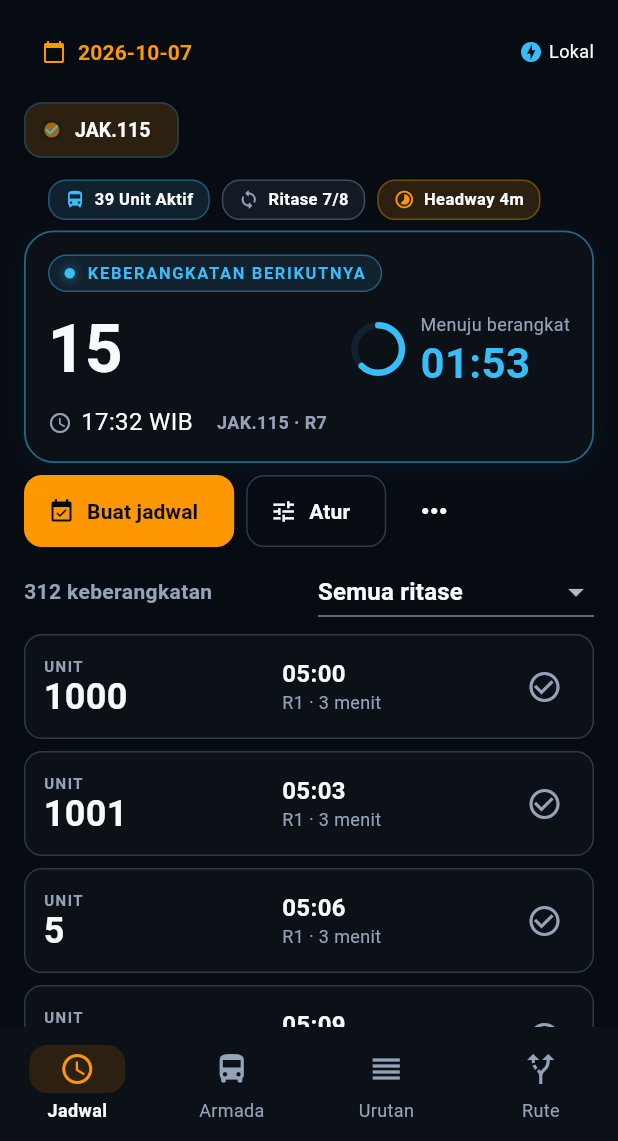
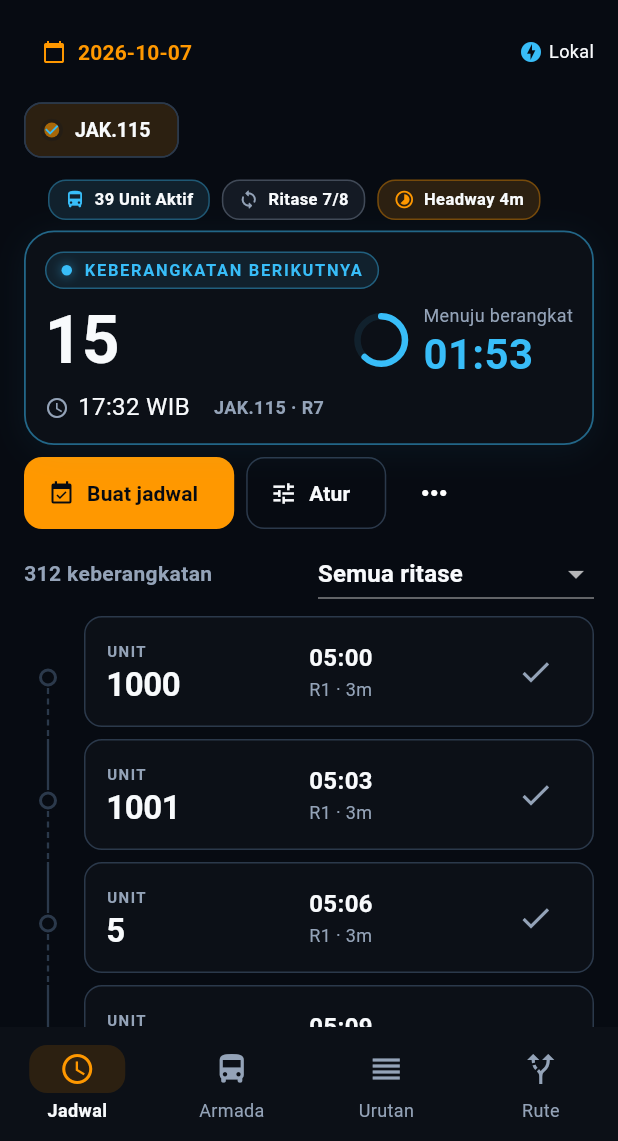
Before and after one commit to biiCode37/hedge-cross, a Flutter app: the screen it shows after launch, on a phone screen of 412 x 824 dp, the part 95-1236 px from its top. Run offline on Flutter 3.47's test engine with Material 3 defaults, Android fonts, the phone set to English and light mode, and no system bars; our stand-ins replace drift, file_picker, flutter_local_notifications, flutter_riverpod, pdf, share_plus and 2 more; missing offline and left inert: excel; accounts and stored records are empty.

Commit message:
refactor(ui): compact DepartureFocusPanel padding and delegate ScheduleDepartureTile to CyberTimelineTile

```diff
--- a/lib/ui/dispatch_components.dart
+++ b/lib/ui/dispatch_components.dart
@@ -7,6 +7,7 @@ import '../application/dispatch_focus.dart';
 import '../application/workspace_controller.dart';
 import '../domain/models.dart';
 import 'design_system.dart';
+import 'schedule_timeline.dart';
 
 class DepartureFocusPanel extends StatelessWidget {
   const DepartureFocusPanel({
@@ -41,7 +42,7 @@ class DepartureFocusPanel extends StatelessWidget {
           ],
         ),
         child: Padding(
-          padding: EdgeInsets.all(large ? 24 : 16),
+          padding: EdgeInsets.all(large ? 24 : 14),
           child: Column(
             crossAxisAlignment: CrossAxisAlignment.start,
             children: [
@@ -90,7 +91,7 @@ class DepartureFocusPanel extends StatelessWidget {
                   ],
                 ),
               ),
-              const SizedBox(height: 14),
+              const SizedBox(height: 10),
               LayoutBuilder(
                 builder: (context, constraints) {
                   final unit = Semantics(
@@ -126,7 +127,7 @@ class DepartureFocusPanel extends StatelessWidget {
                   if (stacked) {
                     return Column(
                       crossAxisAlignment: CrossAxisAlignment.start,
-                      children: [unit, const SizedBox(height: 12), timer],
+                      children: [unit, const SizedBox(height: 10), timer],
                     );
                   }
                   return Row(
@@ -139,7 +140,7 @@ class DepartureFocusPanel extends StatelessWidget {
                   );
                 },
               ),
-              const SizedBox(height: 14),
+              const SizedBox(height: 10),
               Wrap(
                 spacing: 16,
                 runSpacing: 8,
@@ -367,107 +368,23 @@ class ScheduleDepartureTile extends StatelessWidget {
     required this.focused,
     required this.frozen,
     required this.onRecord,
+    this.isFirst = false,
+    this.isLast = false,
   });
   final Departure departure;
   final bool done, focused, frozen;
+  final bool isFirst, isLast;
   final VoidCallback onRecord;
   @override
   Widget build(BuildContext context) {
-    final p = context.hedge;
-    return RepaintBoundary(
-      child: Container(
-        margin: const EdgeInsets.only(bottom: 8),
-        padding: const EdgeInsets.fromLTRB(12, 10, 8, 10),
-        decoration: BoxDecoration(
-          color: focused ? p.focusSurface : p.surface,
-          borderRadius: BorderRadius.circular(HedgeTokens.radius),
-          border: Border.all(
-            color: focused ? p.cyanInk.withValues(alpha: .55) : p.border,
-          ),
-        ),
-        child: Row(
-          children: [
-            Expanded(
-              flex: 3,
-              child: Column(
-                crossAxisAlignment: CrossAxisAlignment.start,
-                children: [
-                  Text(
-                    'UNIT',
-                    style: TextStyle(
-                      fontSize: 10,
-                      fontWeight: FontWeight.w700,
-                      letterSpacing: 1,
-                      color: p.muted,
-                    ),
-                  ),
-                  Text(
-                    departure.unitNumber,
-                    style: TextStyle(
-                      fontSize: 24,
-                      height: 1.1,
-                      fontWeight: FontWeight.w700,
-                      color: done ? p.muted : p.text,
-                      fontFeatures: HedgeTokens.numberFeatures,
-                    ),
-                  ),
-                  if (frozen)
-                    Text(
-                      'Histori rencana',
-                      style: TextStyle(fontSize: 11, color: p.muted),
-                    ),
-                ],
-              ),
-            ),
-            const SizedBox(width: 8),
-            Expanded(
-              flex: 3,
-              child: Column(
-                crossAxisAlignment: CrossAxisAlignment.start,
-                children: [
-                  Text(
-                    formatMinute(departure.minute),
-                    style: TextStyle(
-                      fontSize: 16,
-                      fontWeight: FontWeight.w700,
-                      color: p.text,
-                      fontFeatures: HedgeTokens.numberFeatures,
-                    ),
-                  ),
-                  Text(
-                    'R${departure.round} · ${departure.nextGap == null ? 'Terakhir' : '${departure.nextGap} menit'}',
-                    style: TextStyle(fontSize: 12, color: p.muted),
-                  ),
-                  if (departure.peak)
-                    Text(
-                      'PEAK',
-                      style: TextStyle(
-                        fontSize: 10,
-                        fontWeight: FontWeight.w700,
-                        color: p.cyanInk,
-                      ),
-                    ),
-                ],
-              ),
-            ),
-            if (done)
-              Semantics(
-                label: 'Keberangkatan aktual tercatat',
-                child: SizedBox(
-                  width: 48,
-                  height: 48,
-                  child: Icon(Icons.check_circle, color: p.success),
-                ),
-              )
-            else
-              IconButton(
-                tooltip: 'Catat keberangkatan aktual',
-                onPressed: onRecord,
-                icon: Icon(Icons.check_circle_outline, color: p.muted),
-              ),
-          ],
-        ),
-      ),
+    return CyberTimelineTile(
+      departure: departure,
+      done: done,
+      focused: focused,
+      frozen: frozen,
+      isFirst: isFirst,
+      isLast: isLast,
+      onRecord: onRecord,
     );
   }
 }
```
